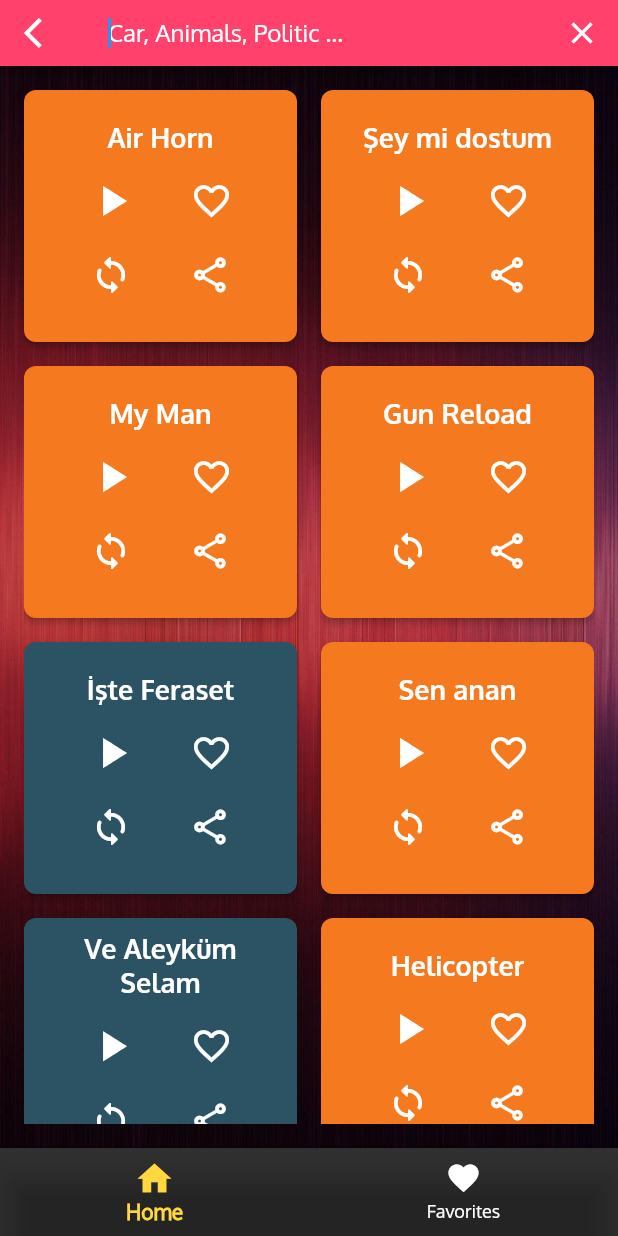
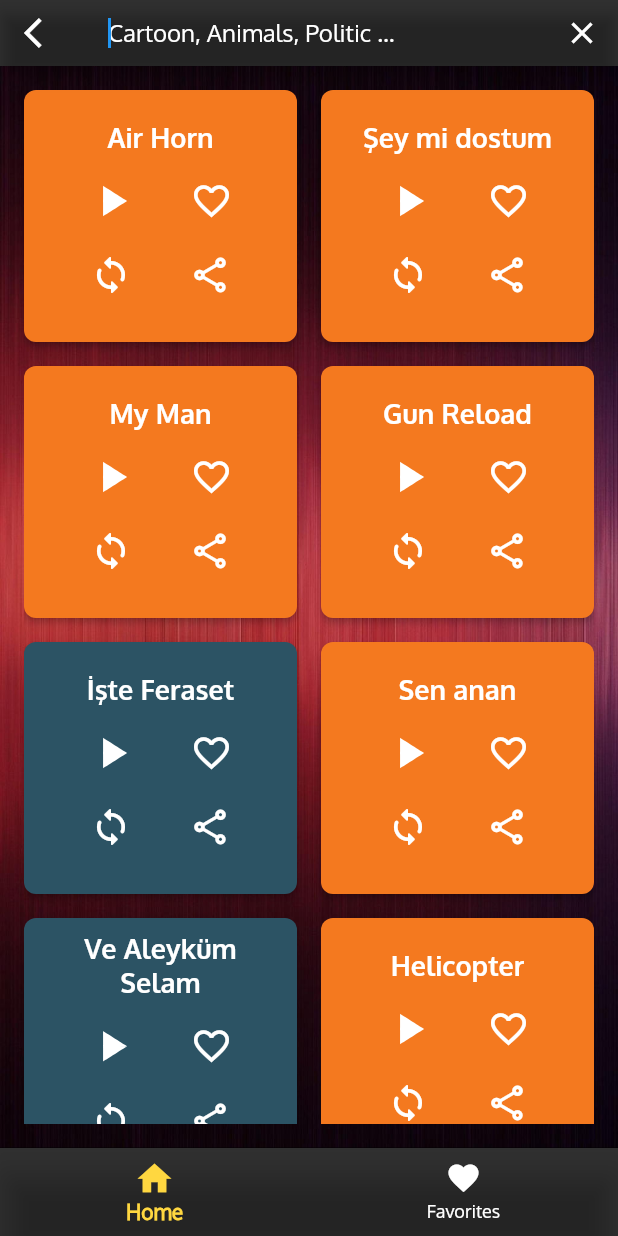
Before and after one commit to bahad/soundapp, a Flutter app: the screen it shows after launch, after a tap on the "search" icon, on a phone screen of 412 x 824 dp. Run offline on Flutter 3.47's test engine with Material 2 defaults, Android fonts, the phone set to English and light mode, and no system bars; our stand-ins replace audioplayers, google_mobile_ads, share, sqflite; missing offline and left inert: flutter_downloader; accounts and stored records are empty; network calls fail.

Commit message:
updated store

```diff
--- a/lib/main.dart
+++ b/lib/main.dart
@@ -1,11 +1,16 @@
 import 'package:flutter/material.dart';
+import 'package:flutter/services.dart';
 import 'package:flutter_downloader/flutter_downloader.dart';
+import 'package:google_mobile_ads/google_mobile_ads.dart';
 import 'package:soundapp/src/Providers/favProvider.dart';
 import 'package:soundapp/src/Screens/homescreen.dart';
 import 'package:provider/provider.dart';
 
 void main() async {
   WidgetsFlutterBinding.ensureInitialized();
+  MobileAds.instance.initialize();
+  SystemChrome.setEnabledSystemUIMode(SystemUiMode.immersive,
+      overlays: [SystemUiOverlay.top]);
   await FlutterDownloader.initialize(debug: false);
   runApp(MyApp());
 }
--- a/lib/src/Components/customAppBar.dart
+++ b/lib/src/Components/customAppBar.dart
@@ -18,7 +18,7 @@ class CustomAppBar extends StatelessWidget implements PreferredSizeWidget {
     return PreferredSize(
       preferredSize: preferredSize,
       child: AppBar(
-          backgroundColor: Color(0xFFFF416C),
+          backgroundColor: Colors.black.withOpacity(0.8), //Color(0xFFFF416C),
           iconTheme: IconThemeData(color: Colors.white),
           actionsIconTheme: IconThemeData(color: Colors.white),
           centerTitle: centerTitle,
--- a/lib/src/Screens/homepage.dart
+++ b/lib/src/Screens/homepage.dart
@@ -1,6 +1,7 @@
 import 'dart:convert';
 import 'package:flutter/cupertino.dart';
 import 'package:flutter/material.dart';
+import 'package:google_mobile_ads/google_mobile_ads.dart';
 import 'package:soundapp/src/Components/customAppBar.dart';
 import 'package:soundapp/src/Components/effectListItem.dart';
 
@@ -21,8 +22,30 @@ class _HomePageState extends State<HomePage>
   bool autofocus = false;
   //FOR SCROLL
   final ScrollController _scrollController = ScrollController();
+  // GOOGLE ADS
+  late BannerAd bannerAd;
+  bool isAdLoaded = false;
+
+  initAd() {
+    bannerAd = BannerAd(
+        size: AdSize.banner,
+        adUnitId: "ca-app-pub-7482415086408641/6375713840",
+        listener: BannerAdListener(
+          onAdLoaded: (ad) => setState(() {
+            isAdLoaded = true;
+          }),
+          onAdFailedToLoad: (ad, error) {
+            ad.dispose();
+            print("Ads Error: ${error.message}");
+          },
+        ),
+        request: AdRequest());
+    bannerAd.load();
+  }
+
   @override
   void initState() {
+    initAd();
     getData();
     _scrollController.addListener(() {
       if (_scrollController.position.pixels ==
@@ -35,6 +58,7 @@ class _HomePageState extends State<HomePage>
   void dispose() {
     _scrollController.dispose();
     _searchQueryController.dispose();
+    bannerAd.dispose();
     super.dispose();
   }
 
@@ -92,6 +116,7 @@ class _HomePageState extends State<HomePage>
   @override
   Widget build(BuildContext context) {
     Size size = MediaQuery.of(context).size;
+
     return Scaffold(
       appBar: CustomAppBar(
           title: _isSearching
@@ -169,6 +194,20 @@ class _HomePageState extends State<HomePage>
                                     mainAxisSpacing: 16),
                             itemCount: _soundArray.length,
                             itemBuilder: (BuildContext ctx, index) {
+                              if (isAdLoaded && index == 10) {
+                                return ElevatedButton(
+                                    onPressed: () {},
+                                    child: Container(
+                                        height: bannerAd.size.height.toDouble(),
+                                        width: bannerAd.size.width.toDouble(),
+                                        child: AdWidget(ad: bannerAd)),
+                                    style: ButtonStyle(
+                                      shape: MaterialStateProperty.all(
+                                          RoundedRectangleBorder(
+                                              borderRadius:
+                                                  BorderRadius.circular(8))),
+                                    ));
+                              }
                               var a = _soundArray[index];
                               return EffectListItem(
                                 id: a['id'],
@@ -190,7 +229,7 @@ class _HomePageState extends State<HomePage>
         controller: _searchQueryController,
         autofocus: true,
         decoration: InputDecoration(
-          hintText: "Car, Animals, Politic ...",
+          hintText: "Cartoon, Animals, Politic ...",
           border: InputBorder.none,
           hintStyle: TextStyle(color: Colors.white),
         ),
--- a/pubspec.yaml
+++ b/pubspec.yaml
@@ -18,13 +18,13 @@ dependencies:
   cupertino_icons: ^1.0.2
   animations: ^2.0.0
   audioplayers: ^0.19.0
-  filter_list: ^1.0.0
   share: ^2.0.4
   flutter_downloader: ^1.7.1
   path_provider: ^2.0.6
   permission_handler: ^8.2.5
   sqflite: ^2.0.0+4
   provider:
+  google_mobile_ads: ^1.0.1
 dev_dependencies:
   flutter_test:
     sdk: flutter
```
Also changed, not shown: lib/src/Components/effectListItem.dart (+19 -3 lines), lib/src/Screens/favoritepage.dart (+4 -12 lines), flutter_01.png (added), flutter_02.png (added), flutter_03.png (added), pubspec.lock, 9 other files.
